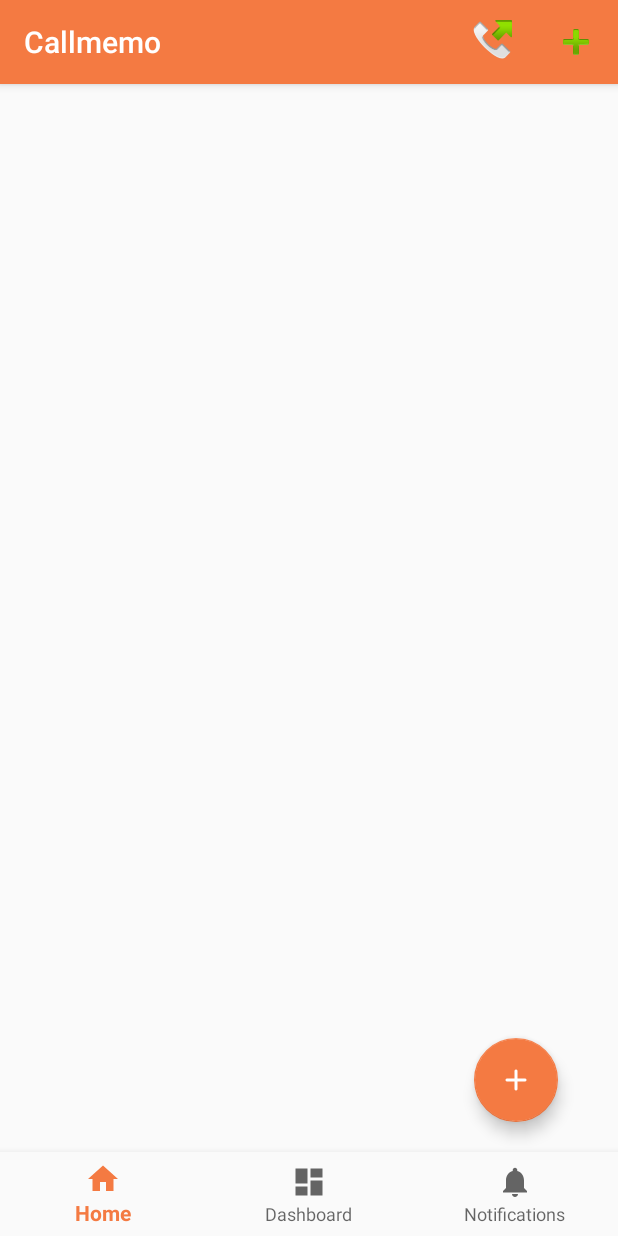
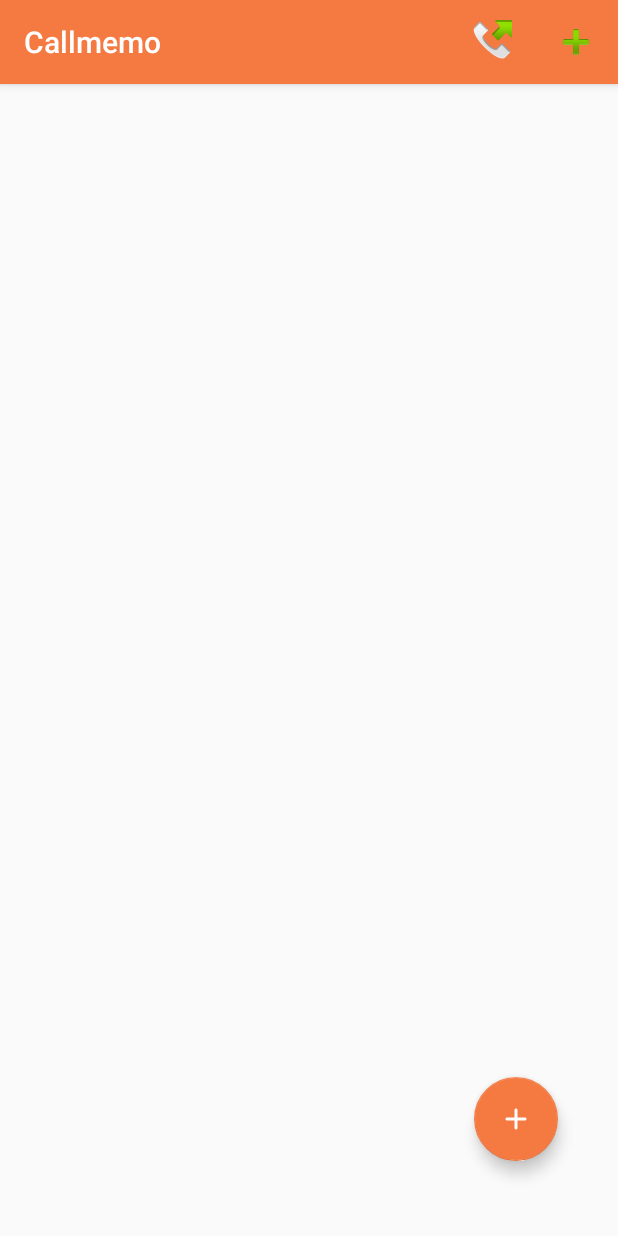
Before and after one commit to beselam/Callmemo_second_git_version, an Android app: the screen it shows after launch (MainActivity), on a phone screen of 412 x 824 dp. Run offline under Robolectric (Android 15) with nearby library versions, the phone set to English and light mode, and no system bars.

Commit message:
we removed the bottom navigation

```diff
--- a/app/src/main/java/com/example/gbese/callmemo/MainActivity.java
+++ b/app/src/main/java/com/example/gbese/callmemo/MainActivity.java
@@ -25,39 +25,13 @@ import static android.nfc.NfcAdapter.EXTRA_ID;
 public class MainActivity extends AppCompatActivity {
     ListView coontentList;
     SQLiteDatabase db;
-
     Cursor cursor;
-    private TextView mTextMessage;
-    BottomNavigationView bottonNavigation;
-    private BottomNavigationView.OnNavigationItemSelectedListener mOnNavigationItemSelectedListener
-            = new BottomNavigationView.OnNavigationItemSelectedListener() {
-
-        @Override
-        public boolean onNavigationItemSelected(@NonNull MenuItem item) {
-            switch (item.getItemId()) {
-                case R.id.navigation_home:
-                    mTextMessage.setText(R.string.title_home);
-                    return true;
-                case R.id.navigation_dashboard:
-                    mTextMessage.setText(R.string.title_dashboard);
-                    return true;
-                case R.id.navigation_notifications:
-                    mTextMessage.setText(R.string.title_notifications);
-                    return true;
-            }
-            return false;
-        }
-    };
 
     @Override
     protected void onCreate(Bundle savedInstanceState) {
         super.onCreate(savedInstanceState);
         setContentView(R.layout.activity_main);
-        bottonNavigation =(BottomNavigationView) findViewById(R.id.navigation);
-        mTextMessage = (TextView) findViewById(R.id.message);
-        BottomNavigationView navigation = (BottomNavigationView) findViewById(R.id.navigation);
-        navigation.setOnNavigationItemSelectedListener(mOnNavigationItemSelectedListener);
-        coontentList = (ListView) findViewById(R.id.contentlist);
+         coontentList = (ListView) findViewById(R.id.contentlist);
         registerForContextMenu(coontentList);
     }
 
@@ -117,6 +91,7 @@ public class MainActivity extends AppCompatActivity {
             startActivity(iintent);
 
         }
+
         return true;
     }
 
--- a/app/src/main/java/com/example/gbese/callmemo/UserData.java
+++ b/app/src/main/java/com/example/gbese/callmemo/UserData.java
@@ -130,6 +130,11 @@ public class UserData extends SQLiteOpenHelper {
 
     }
 
+    /**
+     *
+     * @param id
+     * @return
+     */
     public boolean contextMenuDeleteData(long id) {
         SQLiteDatabase db = this.getWritableDatabase();
 
--- a/app/src/main/res/layout/activity_main.xml
+++ b/app/src/main/res/layout/activity_main.xml
@@ -7,29 +7,15 @@
     android:layout_height="match_parent"
     tools:context=".MainActivity">
 
-    <android.support.design.widget.BottomNavigationView
-        android:id="@+id/navigation"
-        android:layout_width="0dp"
-        android:layout_height="wrap_content"
-        android:layout_marginStart="0dp"
-        android:layout_marginEnd="0dp"
-        android:background="?android:attr/windowBackground"
-        app:layout_constraintBottom_toBottomOf="parent"
-        app:layout_constraintLeft_toLeftOf="parent"
-        app:layout_constraintRight_toRightOf="parent"
-        app:menu="@menu/navigation" />
-
     <ListView
         android:id="@+id/contentlist"
         android:layout_width="0dp"
-        android:layout_height="0dp"
+        android:layout_height="490dp"
         android:layout_marginStart="8dp"
         android:layout_marginLeft="8dp"
         android:layout_marginTop="8dp"
         android:layout_marginEnd="8dp"
         android:layout_marginRight="8dp"
-        android:layout_marginBottom="8dp"
-        app:layout_constraintBottom_toTopOf="@+id/navigation"
         app:layout_constraintEnd_toEndOf="parent"
         app:layout_constraintStart_toStartOf="parent"
         app:layout_constraintTop_toTopOf="parent" />
@@ -40,7 +26,7 @@
         android:layout_height="wrap_content"
         android:layout_marginEnd="40dp"
         android:layout_marginRight="40dp"
-        android:layout_marginBottom="76dp"
+        android:layout_marginBottom="50dp"
 
         android:clickable="true"
         android:onClick="nextacti"
--- a/app/src/main/res/menu/navigation.xml
+++ /dev/null
@@ -1,19 +0,0 @@
-<?xml version="1.0" encoding="utf-8"?>
-<menu xmlns:android="http://schemas.android.com/apk/res/android">
-
-    <item
-        android:id="@+id/navigation_home"
-        android:icon="@drawable/ic_home_black_24dp"
-        android:title="@string/title_home" />
-
-    <item
-        android:id="@+id/navigation_dashboard"
-        android:icon="@drawable/ic_dashboard_black_24dp"
-        android:title="@string/title_dashboard" />
-
-    <item
-        android:id="@+id/navigation_notifications"
-        android:icon="@drawable/ic_notifications_black_24dp"
-        android:title="@string/title_notifications" />
-
-</menu>
--- a/app/src/main/res/values/strings.xml
+++ b/app/src/main/res/values/strings.xml
@@ -1,7 +1,7 @@
 <resources>
     <string name="app_name">Callmemo</string>
     <string name="title_home">Home</string>
-    <string name="title_dashboard">Dashboard</string>
+    <string name="title_Call">Call</string>
     <string name="title_notifications">Notifications</string>
     <string name="entercontent">entercontent</string>
     <string name="title">title</string>
```
